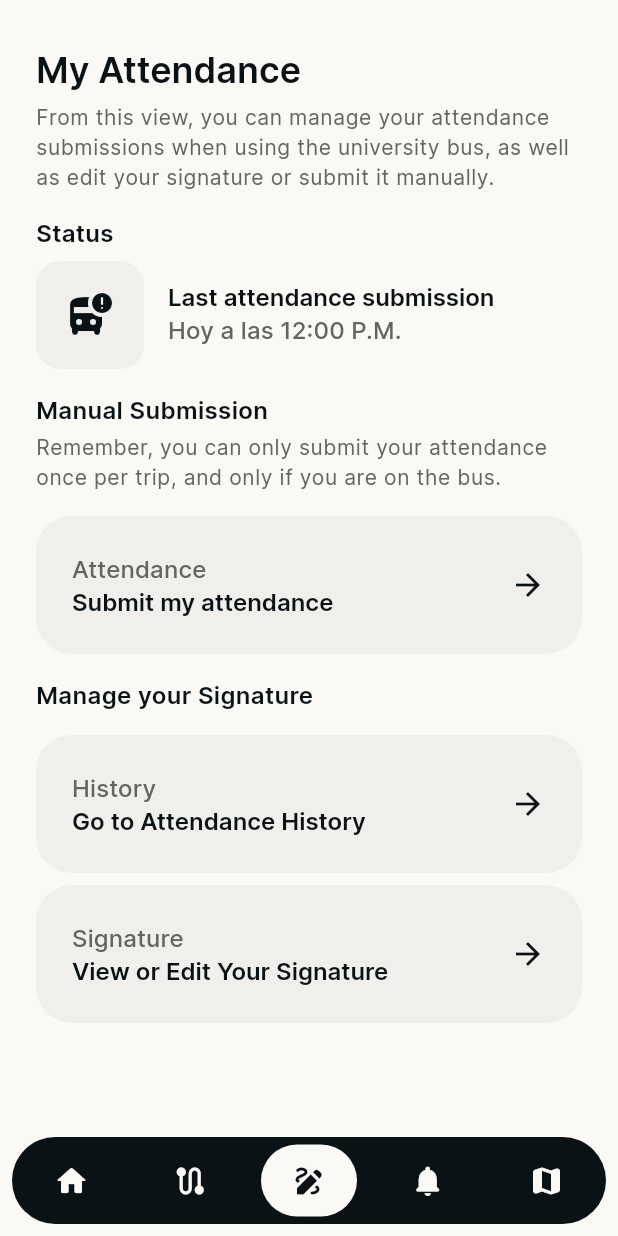
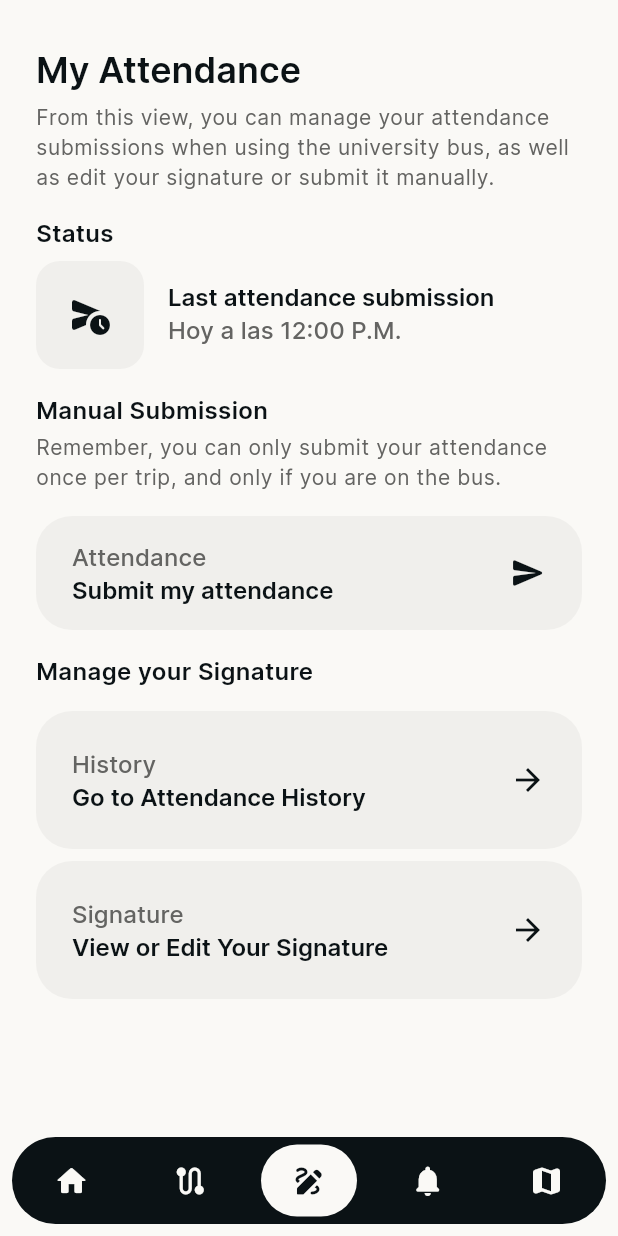
Before and after one commit to movilidad-up/simup-up-app, a Flutter app: the DashboardView screen opened directly, item 3 of the bottom bar chosen, on a phone screen of 412 x 824 dp. Run offline on Flutter 3.47's test engine with Material 3 defaults, Android fonts, the phone set to English and light mode, and no system bars; drawn by our look-alikes of showcaseview; our stand-ins replace flutter_blue_plus, flutter_dotenv, flutter_local_notifications, flutter_styled_toast, flutter_svg, flutter_timezone and 7 more; missing offline and left inert: cron, zoom_widget; accounts and stored records are empty; generated files the repository leaves out were written again; network calls fail.

Commit message:
SMP-023 - Implements beacon attendance scanning and distance checker. // Note: Remove prints after debug.

```diff
--- a/lib/enums/enums.dart
+++ b/lib/enums/enums.dart
@@ -100,3 +100,8 @@ enum Status {
   operational,
   nonOperational
 }
+
+enum SendStatus {
+  sent,
+  awaiting,
+}
--- a/lib/l10n/app_en.arb
+++ b/lib/l10n/app_en.arb
@@ -172,6 +172,10 @@
   "goToSignature": "View or Edit Your Signature",
   "date": "Date",
   "route": "Route",
+  "beaconAttendanceSent": "Attendance Sent!",
+  "beaconAttendanceSentInfo": "Your attendance has been submitted.",
+  "beaconAttendanceFailed": "An error has occurred",
+  "beaconAttendanceFailedInfo": "Your attendance was not submitted.",
 
   "monday": "Monday",
   "tuesday": "Tuesday",
--- a/lib/l10n/app_es.arb
+++ b/lib/l10n/app_es.arb
@@ -173,6 +173,10 @@
   "goToSignature": "Visualiza o Edita tu Firma",
   "date": "Fecha",
   "route": "Ruta",
+  "beaconAttendanceSent": "¡Asistencia Enviada!",
+  "beaconAttendanceSentInfo": "Se ha enviado su asistencia.",
+  "beaconAttendanceFailed": "Ha ocurrido un error",
+  "beaconAttendanceFailedInfo": "No se ha enviado su asistencia.",
 
   "monday": "Lunes",
   "tuesday": "Martes",
--- a/lib/views/attendance_view.dart
+++ b/lib/views/attendance_view.dart
@@ -1,10 +1,9 @@
 import 'package:flutter/material.dart';
-import 'package:intl/intl.dart';
-import 'package:shared_preferences/shared_preferences.dart';
 import 'package:flutter_gen/gen_l10n/app_localizations.dart';
-import 'package:http/http.dart' as http;
+import 'package:simup_up/enums/enums.dart';
 import 'package:simup_up/views/components/action_card.dart';
 import 'package:simup_up/views/components/attendance_status.dart';
+import 'package:simup_up/views/components/submit_attendance_button.dart';
 import 'package:simup_up/views/history-view.dart';
 import 'package:simup_up/views/styles/spaces.dart';
 import 'package:simup_up/views/utils/custom-page-router.dart';
@@ -71,7 +70,7 @@ class _AttendanceViewState extends State<AttendanceView> {
                     textScaler: const TextScaler.linear(1.0),
                   ),
                   VerticalSpacing(8.0),
-                  AttendanceStatus(),
+                  AttendanceStatus(status: SendStatus.sent),
                   VerticalSpacing(16.0),
                   Text(
                     AppLocalizations.of(context)!.manualSubmit,
@@ -89,11 +88,7 @@ class _AttendanceViewState extends State<AttendanceView> {
                     style: Theme.of(context).textTheme.bodySmall,
                   ),
                   VerticalSpacing(16.0),
-                  ActionCard(
-                    onSchedulesTap: (){},
-                    subtitle: AppLocalizations.of(context)!.attendance,
-                    title: AppLocalizations.of(context)!.submitMyAttendance,
-                  ),
+                  SubmitAttendanceButton(),
                   VerticalSpacing(16.0),
                   Text(
                     AppLocalizations.of(context)!.manageAttendance,
--- a/lib/views/components/attendance_status.dart
+++ b/lib/views/components/attendance_status.dart
@@ -1,10 +1,13 @@
 import 'package:flutter/material.dart';
+import 'package:simup_up/enums/enums.dart';
 import 'package:simup_up/views/styles/spaces.dart';
 import 'package:flutter_gen/gen_l10n/app_localizations.dart';
 
 class AttendanceStatus extends StatefulWidget {
+  final SendStatus status;
+
   const AttendanceStatus({
-    Key? key,
+    Key? key, required this.status,
   }) : super(key: key);
 
   @override
@@ -25,14 +28,28 @@ class _AttendanceStatusState extends State<AttendanceStatus> {
           child: Padding(
             padding: const EdgeInsets.all(20.0),
             child: Icon(
-              Icons.bus_alert_rounded,
+              widget.status == SendStatus.awaiting ? Icons.bus_alert_rounded : Icons.schedule_send_rounded,
               size: 32.0,
               color: Theme.of(context).colorScheme.onSurface,
             ),
           ),
         ),
         HorizontalSpacing(16.0),
-        Column(
+        widget.status == SendStatus.awaiting ? Column(
+          crossAxisAlignment: CrossAxisAlignment.start,
+          children: [
+            Text(
+              AppLocalizations.of(context)!.awaitingConnection,
+              style: Theme.of(context).textTheme.headlineMedium,
+              textScaler: const TextScaler.linear(1.0),
+            ),
+            Text(
+              AppLocalizations.of(context)!.awaitingConnectionDescription,
+              style: Theme.of(context).textTheme.labelLarge,
+              textScaler: const TextScaler.linear(1.0),
+            ),
+          ],
+        ) : Column(
           crossAxisAlignment: CrossAxisAlignment.start,
           children: [
             Text(
--- /dev/null
+++ b/lib/views/components/submit_attendance_button.dart
@@ -0,0 +1,95 @@
+import 'package:flutter/material.dart';
+import 'package:simup_up/enums/enums.dart';
+import 'package:flutter_gen/gen_l10n/app_localizations.dart';
+import 'package:simup_up/views/utils/beacon_checker.dart';
+import 'custom_toast.dart';
+
+class SubmitAttendanceButton extends StatefulWidget {
+  const SubmitAttendanceButton({Key? key}) : super(key: key);
+
+  @override
+  State<SubmitAttendanceButton> createState() => _SubmitAttendanceButtonState();
+}
+
+class _SubmitAttendanceButtonState extends State<SubmitAttendanceButton> {
+  bool isLoading = false;
+  SendStatus status = SendStatus.awaiting;
+
+  Future<void> _handleAttendanceSubmission() async {
+    setState(() {
+      isLoading = true;
+    });
+
+    bool isNearValidBeacon = await BeaconChecker.isNearValidBeacon();
+
+    if (isNearValidBeacon) {
+      CustomToast.buildToast(
+          context,
+          const Color(0xFF44B300),
+          AppLocalizations.of(context)!.beaconAttendanceSent,
+          AppLocalizations.of(context)!.beaconAttendanceSentInfo,
+          Icons.error_rounded);
+      setState(() {
+        status = SendStatus.sent;
+      });
+    } else {
+      CustomToast.buildToast(
+          context,
+          const Color(0xFFE40000),
+          AppLocalizations.of(context)!.beaconAttendanceFailed,
+          AppLocalizations.of(context)!.beaconAttendanceFailedInfo,
+          Icons.error_rounded);
+      // Fluttertoast.showToast(msg: "No estás cerca de un beacon autorizado.");
+    }
+
+    setState(() {
+      isLoading = false;
+    });
+  }
+
+  @override
+  Widget build(BuildContext context) {
+    return Material(
+      borderRadius: BorderRadius.circular(24.0),
+      color: Theme.of(context).colorScheme.surfaceContainer,
+      child: InkWell(
+        borderRadius: BorderRadius.circular(24.0),
+        onTap: status == SendStatus.awaiting ? _handleAttendanceSubmission : null,
+        child: Padding(
+          padding: const EdgeInsets.symmetric(vertical: 16.0, horizontal: 24.0),
+          child: Row(
+            mainAxisAlignment: MainAxisAlignment.spaceBetween,
+            children: [
+              Column(
+                crossAxisAlignment: CrossAxisAlignment.start,
+                children: [
+                  Text(
+                    AppLocalizations.of(context)!.attendance,
+                    style: Theme.of(context).textTheme.labelLarge,
+                    textScaler: const TextScaler.linear(1.0),
+                  ),
+                  Text(
+                    AppLocalizations.of(context)!.submitMyAttendance,
+                    style: Theme.of(context).textTheme.headlineMedium,
+                    textScaler: const TextScaler.linear(1.0),
+                  ),
+                ],
+              ),
+              isLoading
+                  ? SizedBox(
+                width: 24.0,
+                height: 24.0,
+                child: CircularProgressIndicator(strokeWidth: 2.5),
+              )
+                  : Icon(
+                Icons.send_rounded,
+                color: Theme.of(context).colorScheme.onSurface,
+                size: 24.0,
+              ),
+            ],
+          ),
+        ),
+      ),
+    );
+  }
+}
--- a/pubspec.yaml
+++ b/pubspec.yaml
@@ -55,6 +55,7 @@ dependencies:
   showcaseview: ^4.0.1
   flutter_styled_toast: 2.2.1
   flutter_dotenv: ^5.0.2
+  flutter_blue_plus: ^1.35.3
 
 dev_dependencies:
   flutter_test:
```
Also changed, not shown: lib/views/utils/beacon_checker.dart (added, +65 -0 lines), 1 other file.
